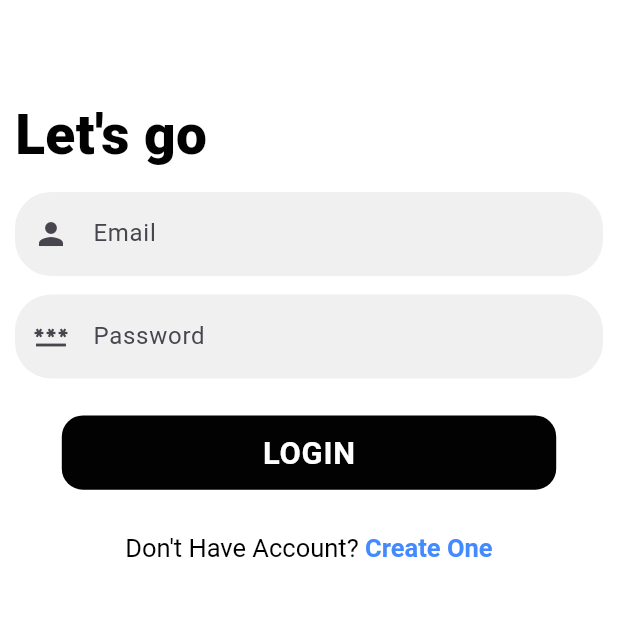
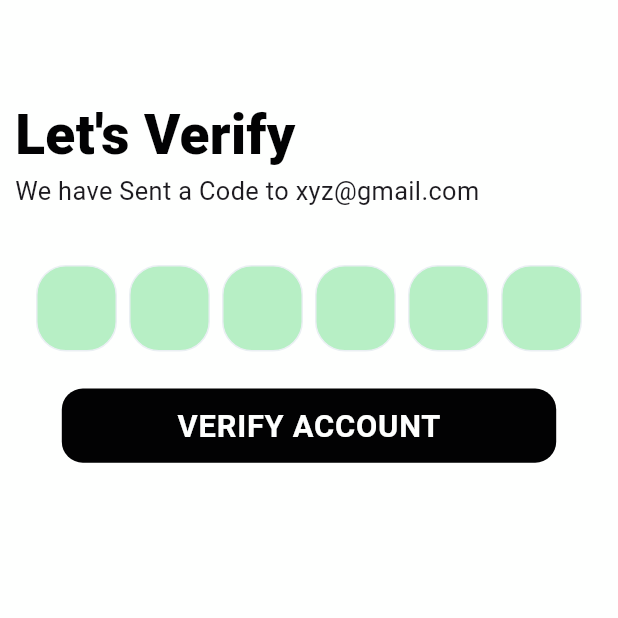
Before and after one commit to Sadman-123/Task_Manager_BDCalling, a Flutter app: the screen it shows after launch, on a phone screen of 412 x 824 dp, the top half of it. Run offline on Flutter 3.47's test engine with Material 3 defaults, Android fonts, the phone set to English and light mode, and no system bars; drawn by our look-alikes of pinput; our stand-ins replace fluttertoast, get, shared_preferences, timeago; network calls fail.

Commit message:
added some

```diff
--- a/lib/controller/usercontrol.dart
+++ b/lib/controller/usercontrol.dart
@@ -9,7 +9,7 @@ class Usercontrol extends GetxController{
   TextEditingController logpass=TextEditingController();
   TextEditingController regfirstname=TextEditingController();
   TextEditingController reglastname=TextEditingController();
-  TextEditingController regphone=TextEditingController();
+  TextEditingController regaddress=TextEditingController();
   TextEditingController regemail=TextEditingController();
   TextEditingController regpass=TextEditingController();
   TextEditingController tasktitle=TextEditingController();
@@ -17,7 +17,7 @@ class Usercontrol extends GetxController{
   TextEditingController userfirst=TextEditingController();
   TextEditingController userlast=TextEditingController();
   TextEditingController useremail=TextEditingController();
-  TextEditingController userphone=TextEditingController();
+  TextEditingController useraddress=TextEditingController();
   RxString userdate="".obs;
   RxString welcomename="".obs;
   RxBool isloginloading=false.obs;
@@ -53,7 +53,7 @@ class Usercontrol extends GetxController{
           {
             JossToast(msg: "Logging Successful", mdw: mdw, isbad: true);
             Get.toNamed('/home');
-            var loltoken=jsonDecode(res.body)['token'].toString();
+            var loltoken=jsonDecode(res.body)['data']['token'].toString();
             await prefs.setString('token',loltoken );
             print('Token saved');
             getTasks();
@@ -84,7 +84,7 @@ class Usercontrol extends GetxController{
   Future<void>register(double mdw)
   async{
     isregisterloading.value=true;
-    if(regfirstname.text.isEmpty || reglastname.text.isEmpty || regemail.text.isEmpty || regphone.text.isEmpty || regpass.text.isEmpty)
+    if(regfirstname.text.isEmpty || reglastname.text.isEmpty || regemail.text.isEmpty || regaddress.text.isEmpty || regpass.text.isEmpty)
       {
         JossToast(msg: "Fill Every Blanks", mdw: mdw, isbad: false);
         isregisterloading.value=false;
@@ -98,7 +98,7 @@ class Usercontrol extends GetxController{
           "email":regemail.text.trim(),
           "firstName":regfirstname.text.trim(),
           "lastName":reglastname.text.trim(),
-          "mobile":regphone.text.trim(),
+          "address":regaddress.text.trim(),
           "password":regpass.text.trim()
         };
         var url=Uri.parse("${BaseUrl}user/register");
@@ -152,7 +152,7 @@ class Usercontrol extends GetxController{
         welcomename.value=data['data']['firstName']+" "+data['data']['lastName'];
         userlast.text=data['data']['lastName'];
         useremail.text=data['data']['email'];
-        userphone.text=data['data']['mobile'];
+        useraddress.text=data['data']['address'];
         userdate.value=data['data']['createdDate'];
       }
   }
@@ -239,7 +239,7 @@ class Usercontrol extends GetxController{
     regpass.clear();
     regfirstname.clear();
     reglastname.clear();
-    regphone.clear();
+    regaddress.clear();
     tasktitle.clear();
     taskdes.clear();
   }
@@ -252,7 +252,7 @@ class Usercontrol extends GetxController{
     regpass.dispose();
     regfirstname.dispose();
     reglastname.dispose();
-    regphone.dispose();
+    regaddress.dispose();
     tasktitle.dispose();
     taskdes.dispose();
   }
--- a/lib/main.dart
+++ b/lib/main.dart
@@ -1,6 +1,7 @@
 import 'package:flutter/material.dart';
 import 'package:get/get.dart';
 import 'package:shared_preferences/shared_preferences.dart';
+import 'package:taskmanager/routes/accoutverify.dart';
 import 'package:taskmanager/routes/home.dart';
 import 'package:taskmanager/routes/login.dart';
 import 'package:taskmanager/routes/register.dart';
@@ -21,11 +22,13 @@ class Main extends StatelessWidget{
     return GetMaterialApp(
       debugShowCheckedModeBanner: false,
       theme: GlobalTheme(),
-      initialRoute: hastoken?'/home':'/login',
+      // initialRoute: hastoken?'/home':'/login',
+      initialRoute: '/verify',
       getPages: [
         GetPage(name: '/register', page: () => Register(),transition: Transition.cupertino),
         GetPage(name: '/home', page: () => Home(),transition: Transition.cupertino),
         GetPage(name: '/login', page: () => Login(),transition: Transition.cupertino),
+        GetPage(name: '/verify', page: () => Accoutverify(),)
       ],
     );
   }
--- /dev/null
+++ b/lib/routes/accoutverify.dart
@@ -0,0 +1,67 @@
+import 'package:flutter/material.dart';
+import 'package:get/get.dart';
+import 'package:pinput/pinput.dart';
+import 'package:taskmanager/controller/usercontrol.dart';
+import '../style/style.dart';
+class Accoutverify extends StatelessWidget{
+  Usercontrol user=Get.find();
+  @override
+  Widget build(BuildContext context) {
+    var mdw=MediaQuery.sizeOf(context).width;
+    var mdh=MediaQuery.sizeOf(context).height;
+    return Scaffold(
+      body: SafeArea(
+        child: Container(
+          margin: EdgeInsets.all(10),
+          child: Column(
+            crossAxisAlignment: CrossAxisAlignment.start,
+            children: [
+              SizedBox(height: mdh*0.065,),
+              Container(
+                child: Column(
+                  crossAxisAlignment: CrossAxisAlignment.start,
+                  children: [
+                    Text("Let's Verify",style: Title_Text(mdw)),
+                    Text("We have Sent a Code to xyz@gmail.com",style: TextStyle(fontSize: mdw*0.041),)
+                  ],
+                ),
+              ),
+              SizedBox(height: mdh*0.045,),
+              Container(
+               padding: EdgeInsets.only(
+                 left: 14,
+                 right: 14
+               ),
+                child:  Pinput(
+                  length: 6,
+                  keyboardType: TextInputType.number,
+                  pinAnimationType: PinAnimationType.scale,
+                  defaultPinTheme: pin_code_theme(mdw, mdh),
+                  onChanged: (pin){
+                    // user.get_otp(pin);
+                  },
+                ),
+              ),
+              SizedBox(height: mdh*0.030,),
+              GestureDetector(
+                onTap: (){
+                  // user.login(mdw);
+                },
+                child: Center(
+                  child: Container(
+                      decoration: sButtonStyle(),
+                      height: mdh*0.06,
+                      width: mdw*0.8,
+                      child: Obx(()=>Center(
+                        child: user.isloginloading.value?Button_Loading():Text("VERIFY ACCOUNT",style: sButtonTextStyle(mdw),),
+                      ),)
+                  ),
+                ),
+              ),
+            ],
+          ),
+        ),
+      ),
+    );
+  }
+}
--- a/lib/routes/register.dart
+++ b/lib/routes/register.dart
@@ -71,10 +71,10 @@ class Register extends StatelessWidget{
                   child: TextFormField(
                     cursorColor: Color(0xFF020203),
                     cursorWidth: 2.2,
-                    controller: user.regphone,
+                    controller: user.regaddress,
                     decoration: InputDecoration(
-                        hintText: "Enter Phone Number",
-                        prefixIcon: Icon(Icons.mail),
+                        hintText: "Enter Address",
+                        prefixIcon: Icon(Icons.map),
                         filled: true,
                         fillColor: input_fillcolor,
                         border: Input_Box_Border()
--- a/lib/style/style.dart
+++ b/lib/style/style.dart
@@ -1,4 +1,5 @@
 import 'package:flutter/material.dart';
+import 'package:pinput/pinput.dart';
 Color input_fillcolor=Color(0xFFF0F0F0);
 ThemeData GlobalTheme()
 {
@@ -69,3 +70,16 @@ TextStyle Add_Task_Title(double mdw)
 {
   return TextStyle(fontSize: mdw*0.075,fontWeight: FontWeight.bold);
 }
+PinTheme pin_code_theme(double mdw,double mdh)
+{
+  return PinTheme(
+    width: mdw*1,
+    height: mdh*0.07,
+    textStyle: TextStyle(fontSize: 20, color: Color.fromRGBO(30, 60, 87, 1), fontWeight: FontWeight.w600),
+    decoration: BoxDecoration(
+      color: Color(0xFFb7efc5),
+      border: Border.all(color: Color.fromRGBO(234, 239, 243, 1)),
+      borderRadius: BorderRadius.circular(20),
+    ),
+  );
+}
--- a/pubspec.yaml
+++ b/pubspec.yaml
@@ -41,6 +41,7 @@ dependencies:
   fluttertoast: ^8.2.8
   intl: ^0.19.0
   timeago: ^3.7.0
+  pinput: ^5.0.0
 
 dev_dependencies:
   flutter_test:
```
Also changed, not shown: lib/routes/sub/userinfo.dart (+4 -4 lines), pubspec.lock.
